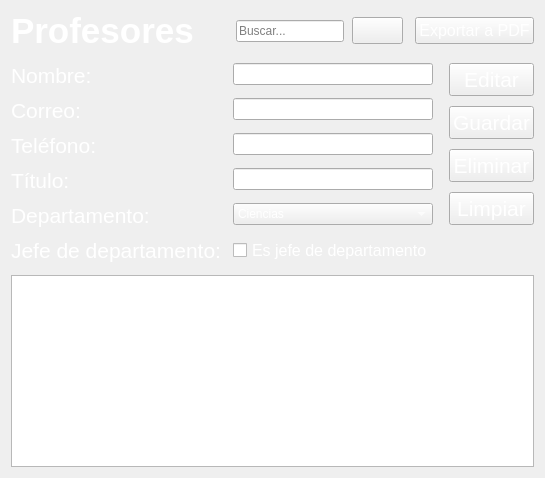
Qt form app/view/ProfesorPage.ui (Orphereum/2DAM_DI_Universidad) before a commit.
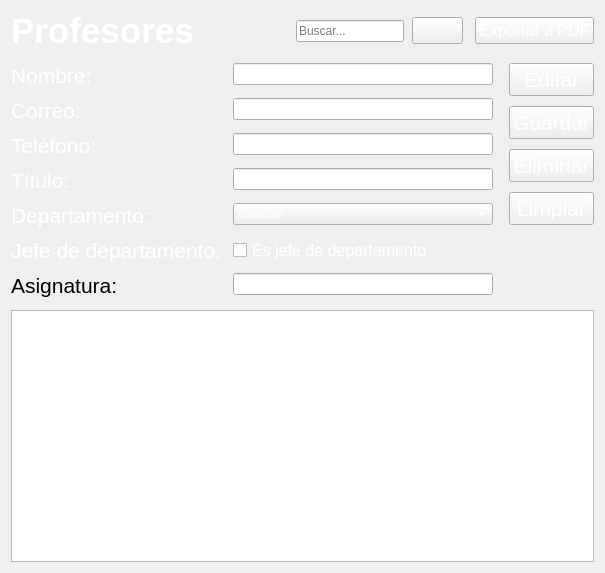
The same form after that commit. Icons and pictures are not drawn.

The edit to the form file:
```diff
--- a/app/view/ProfesorPage.ui
+++ b/app/view/ProfesorPage.ui
@@ -2,6 +2,14 @@
 <ui version="4.0">
  <class>ProfesorPage</class>
  <widget class="QWidget" name="ProfesorPage">
+  <property name="geometry">
+   <rect>
+    <x>0</x>
+    <y>0</y>
+    <width>605</width>
+    <height>573</height>
+   </rect>
+  </property>
   <property name="sizePolicy">
    <sizepolicy hsizetype="Expanding" vsizetype="Expanding">
     <horstretch>0</horstretch>
@@ -239,8 +247,16 @@
          <property name="styleSheet">
           <string notr="true">color:white</string>
          </property>
-         <item><property name="text"><string>Ciencias</string></property></item>
-         <item><property name="text"><string>Ingenieria</string></property></item>
+         <item>
+          <property name="text">
+           <string>Ciencias</string>
+          </property>
+         </item>
+         <item>
+          <property name="text">
+           <string>Ingenieria</string>
+          </property>
+         </item>
         </widget>
        </item>
 
@@ -270,7 +286,22 @@
          </property>
         </widget>
        </item>
-
+       <item row="6" column="0">
+        <widget class="QLabel" name="lblAsing">
+         <property name="font">
+          <font>
+           <pointsize>16</pointsize>
+           <bold>false</bold>
+          </font>
+         </property>
+         <property name="text">
+          <string>Asignatura:</string>
+         </property>
+        </widget>
+       </item>
+       <item row="6" column="1">
+        <widget class="QLineEdit" name="lnAsignatura"/>
+       </item>
       </layout>
      </item>
 
```
Left out of the diff: 119 changed lines with no effect on the pictures.
